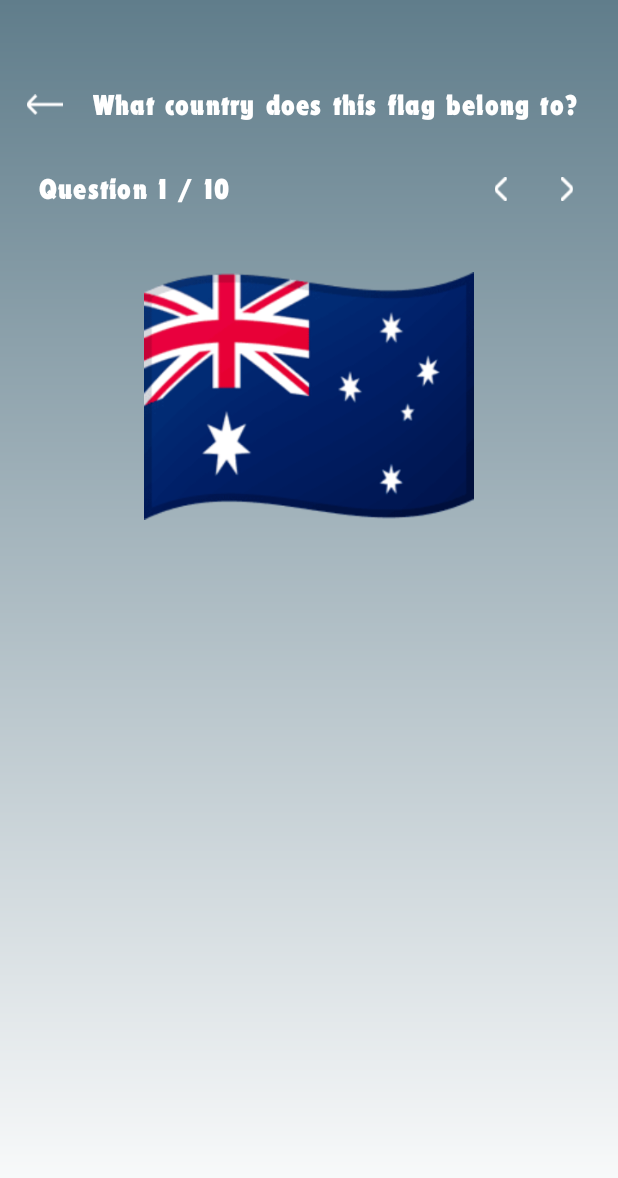
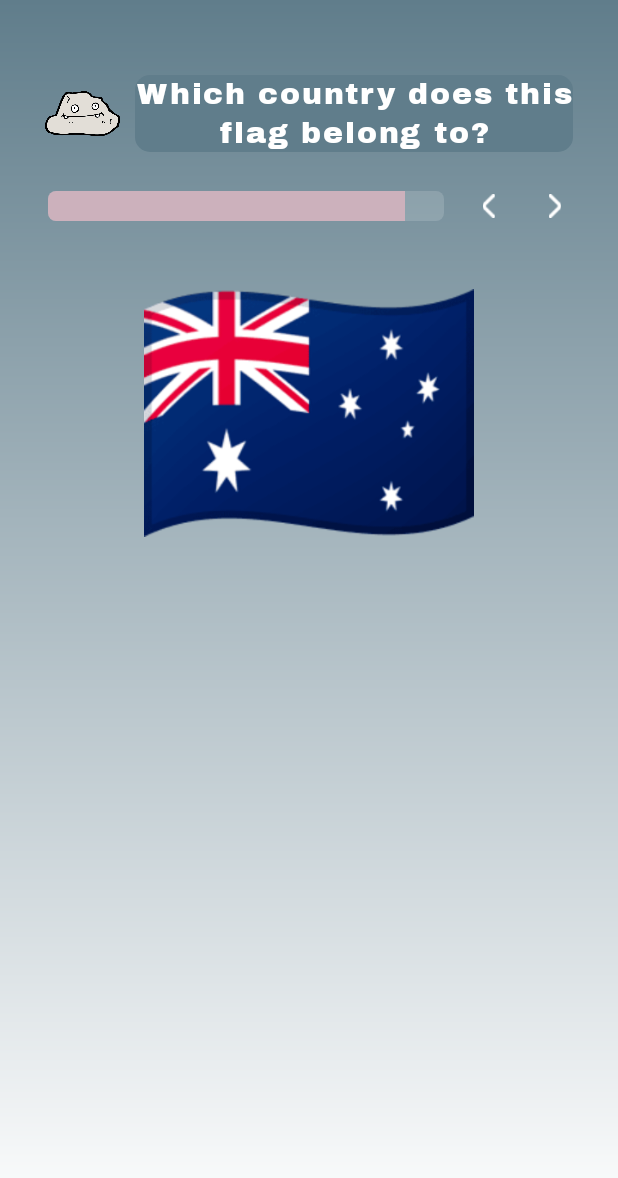
Before and after one commit to eesuhn/GeoDude, an Android app: the QuestionActivity screen opened directly, with no data from a screen before it, on a phone screen of 412 x 824 dp. Shown: the top 1178 px of the screen. Run offline under Robolectric (Android 15) with nearby library versions, the phone set to English and light mode, and no system bars.

Commit message:
Question top bar

```diff
--- a/app/src/main/AndroidManifest.xml
+++ b/app/src/main/AndroidManifest.xml
@@ -13,11 +13,11 @@
 		android:theme="@style/Theme.GeoDude"
 		tools:targetApi="31">
 		<activity
-			android:name=".ui.QuestionActivity"
+			android:name=".activity.QuestionActivity"
 			android:exported="false"
 			android:theme="@style/Theme.GeoDude.NoActionBar"/>
 		<activity
-			android:name=".MainActivity"
+			android:name=".activity.MainActivity"
 			android:exported="true"
 			android:theme="@style/Theme.GeoDude.NoActionBar"
 			android:windowSoftInputMode="adjustResize">
--- a/app/src/main/java/com/example/geodude/MainActivity.kt
+++ b/app/src/main/java/com/example/geodude/activity/MainActivity.kt
@@ -1,4 +1,4 @@
-package com.example.geodude
+package com.example.geodude.activity
 
 import android.content.Intent
 import android.os.Bundle
@@ -9,7 +9,7 @@ import androidx.activity.enableEdgeToEdge
 import androidx.appcompat.app.AppCompatActivity
 import androidx.core.view.ViewCompat
 import androidx.core.view.WindowInsetsCompat
-import com.example.geodude.ui.QuestionActivity
+import com.example.geodude.R
 
 class MainActivity : AppCompatActivity() {
 	override fun onCreate(savedInstanceState: Bundle?) {
--- a/app/src/main/java/com/example/geodude/ui/QuestionActivity.kt
+++ b/app/src/main/java/com/example/geodude/activity/QuestionActivity.kt
@@ -1,4 +1,4 @@
-package com.example.geodude.ui
+package com.example.geodude.activity
 
 import android.os.Bundle
 import androidx.activity.enableEdgeToEdge
@@ -6,7 +6,7 @@ import androidx.appcompat.app.AppCompatActivity
 import androidx.core.view.ViewCompat
 import androidx.core.view.WindowInsetsCompat
 import com.example.geodude.R
-import com.example.geodude.utils.Constants
+import com.example.geodude.util.Constant
 
 class QuestionActivity : AppCompatActivity() {
 	override fun onCreate(savedInstanceState: Bundle?) {
@@ -14,7 +14,7 @@ class QuestionActivity : AppCompatActivity() {
 		enableEdgeToEdge()
 		setContentView(R.layout.activity_question)
 
-		val questionList = Constants.getQuestionList()
+		val questionList = Constant.getQuestionList()
 
 		ViewCompat.setOnApplyWindowInsetsListener(findViewById(R.id.main)) { v, insets ->
 			val systemBars = insets.getInsets(WindowInsetsCompat.Type.systemBars())
--- a/app/src/main/java/com/example/geodude/model/Question.kt
+++ b/app/src/main/java/com/example/geodude/model/QuestionModel.kt
@@ -1,6 +1,6 @@
 package com.example.geodude.model
 
-data class Question(
+data class QuestionModel(
 	val id: Int,
 	val image: Int,
 	val options: List<String>,
--- a/app/src/main/java/com/example/geodude/utils/Constants.kt
+++ b/app/src/main/java/com/example/geodude/util/Constant.kt
@@ -1,9 +1,9 @@
-package com.example.geodude.utils
+package com.example.geodude.util
 
 import com.example.geodude.R
-import com.example.geodude.model.Question
+import com.example.geodude.model.QuestionModel
 
-object Constants {
+object Constant {
 	private val flagData = listOf(
 		Pair(R.drawable.ae, "United Arab Emirates"),
 		Pair(R.drawable.af, "Afghanistan"),
@@ -75,8 +75,8 @@ object Constants {
 	/**
 	 * Get a list of 10 random questions, with random options and answers
 	 */
-	fun getQuestionList(): List<Question> {
-		val questions = mutableListOf<Question>()
+	fun getQuestionList(): List<QuestionModel> {
+		val questionList = mutableListOf<QuestionModel>()
 		val flagDataCopy = flagData.toMutableList()
 
 		for (i in 1..10) {
@@ -96,7 +96,7 @@ object Constants {
 			options.shuffle()
 
 			val correctAnswerIndex = options.indexOf(country)
-			questions.add(Question(
+			questionList.add(QuestionModel(
 				id = i,
 				image = flag,
 				options = options,
@@ -106,6 +106,6 @@ object Constants {
 			// Remove used flag data to avoid repetition
 			flagDataCopy.removeAt(randomIndex)
 		}
-		return questions
+		return questionList
 	}
 }
--- /dev/null
+++ b/app/src/main/res/drawable/bg_box.xml
@@ -0,0 +1,5 @@
+<?xml version="1.0" encoding="utf-8"?>
+<shape android:shape="rectangle" xmlns:android="http://schemas.android.com/apk/res/android">
+	<solid android:color="@color/primary"/>
+	<corners android:radius="10dp"/>
+</shape>
--- /dev/null
+++ b/app/src/main/res/drawable/ft_progress_bar.xml
@@ -0,0 +1,17 @@
+<?xml version="1.0" encoding="utf-8"?>
+<layer-list xmlns:android="http://schemas.android.com/apk/res/android">
+	<item android:id="@android:id/background">
+		<shape>
+			<corners android:radius="5dp" />
+			<solid android:color="@color/dark_gray" /> <!-- Background color -->
+		</shape>
+	</item>
+	<item android:id="@android:id/progress">
+		<clip>
+			<shape>
+				<corners android:radius="5dp" />
+				<solid android:color="@color/secondary" /> <!-- Progress color -->
+			</shape>
+		</clip>
+	</item>
+</layer-list>
--- a/app/src/main/res/layout/activity_main.xml
+++ b/app/src/main/res/layout/activity_main.xml
@@ -5,7 +5,7 @@
 	android:id="@+id/main"
 	android:layout_width="match_parent"
 	android:layout_height="match_parent"
-	tools:context=".MainActivity"
+	tools:context=".activity.MainActivity"
 	android:orientation="vertical"
 	android:background="@drawable/bg_main"
 	android:gravity="center">
--- a/app/src/main/res/layout/activity_question.xml
+++ b/app/src/main/res/layout/activity_question.xml
@@ -1,72 +1,81 @@
 <?xml version="1.0" encoding="utf-8"?>
-<androidx.constraintlayout.widget.ConstraintLayout xmlns:android="http://schemas.android.com/apk/res/android"
+<androidx.appcompat.widget.LinearLayoutCompat xmlns:android="http://schemas.android.com/apk/res/android"
 	xmlns:app="http://schemas.android.com/apk/res-auto"
 	xmlns:tools="http://schemas.android.com/tools"
 	android:id="@+id/main"
 	android:layout_width="match_parent"
 	android:layout_height="match_parent"
-	tools:context=".ui.QuestionActivity"
-	android:background="@drawable/bg_question">
-
-	<ScrollView
-		android:layout_width="match_parent"
-		android:layout_height="match_parent">
+	tools:context=".activity.QuestionActivity"
+	android:background="@drawable/bg_question"
+	android:orientation="vertical">
 
 	<LinearLayout
 		android:layout_width="match_parent"
 		android:layout_height="wrap_content"
-			android:orientation="vertical">
-
-			<LinearLayout
-				android:layout_width="match_parent"
-				android:layout_height="match_parent"
+		android:layout_marginTop="50dp"
 		android:orientation="horizontal"
-				android:layout_marginStart="10dp"
-				android:layout_marginEnd="10dp"
-				android:layout_marginTop="50dp"
+		android:gravity="center_horizontal"
+		android:paddingStart="14dp"
+		android:paddingEnd="14dp"
 		tools:ignore="UseCompoundDrawables">
 
 		<ImageView
-					android:id="@+id/backBtn"
-					android:layout_width="40dp"
-					android:layout_height="40dp"
-					android:padding="8dp"
-					android:src="@drawable/ic_back"
-					android:contentDescription="@string/back_btn" />
+			android:src="@drawable/ic_logo"
+			android:layout_width="50dp"
+			android:layout_height="50dp"
+			android:layout_gravity="center_vertical"
+			android:layout_marginStart="16dp"
+			android:layout_marginEnd="0dp"
+			android:contentDescription="@string/app_name" />
 
 		<TextView
-					android:layout_width="wrap_content"
+			android:layout_width="match_parent"
 			android:layout_height="wrap_content"
 			android:text="@string/question_txt"
 			android:textColor="@color/on_primary"
-					android:fontFamily="@font/dynamo_condensed"
-					android:letterSpacing="0.04"
+			android:fontFamily="@font/archivo_black"
+			android:letterSpacing="0.06"
+			android:lineHeight="26sp"
 			android:textSize="20sp"
+			android:layout_marginStart="10dp"
+			android:layout_marginEnd="16dp"
 			android:layout_gravity="center_vertical"
-					android:layout_marginStart="12dp" />
+			android:gravity="center"
+			android:textDirection="inherit"
+			android:background="@drawable/bg_box"
+			tools:targetApi="p" />
 
 	</LinearLayout>
 
 	<LinearLayout
 		android:layout_width="match_parent"
-				android:layout_height="match_parent"
+		android:layout_height="wrap_content"
 		android:orientation="horizontal"
 		android:layout_marginTop="16dp"
-				android:paddingStart="10dp"
-				android:paddingEnd="10dp">
+		android:paddingStart="32dp"
+		android:paddingEnd="22dp">
 
-				<TextView
+		<androidx.appcompat.widget.LinearLayoutCompat
 			android:layout_width="0dp"
-					android:layout_height="wrap_content"
+			android:layout_height="match_parent"
 			android:layout_weight="1"
-					android:text="Question 1 / 10"
-					android:textSize="20sp"
-					android:fontFamily="@font/dynamo_condensed"
-					android:textColor="@color/on_primary"
-					android:layout_gravity="center_vertical"
-					android:layout_marginStart="16dp"
-					android:layout_marginEnd="0dp"
-					android:letterSpacing="0.04" />
+			android:weightSum="10"
+			android:orientation="horizontal"
+			android:paddingTop="10dp"
+			android:paddingBottom="10dp"
+			android:layout_marginStart="0dp"
+			android:layout_marginEnd="10dp">
+
+			<ProgressBar
+				android:layout_width="0dp"
+				android:layout_height="match_parent"
+				android:layout_weight="10"
+				android:progress="90"
+				android:indeterminate="false"
+				android:progressDrawable="@drawable/ft_progress_bar"
+				style="?android:attr/progressBarStyleHorizontal" />
+
+		</androidx.appcompat.widget.LinearLayoutCompat>
 
 		<ImageView
 			android:id="@+id/prevBtn"
@@ -84,7 +93,7 @@
 			android:src="@drawable/ic_right_arrow"
 			android:contentDescription="@string/right_arrow"
 			android:layout_marginStart="4dp"
-					android:layout_marginEnd="4dp" />
+			android:layout_marginEnd="0dp" />
 
 	</LinearLayout>
 
@@ -103,10 +112,6 @@
 		android:layout_height="match_parent"
 		android:layout_marginTop="30dp"
 		android:layout_marginStart="10dp"
-				android:layout_marginEnd="10dp"/>
+		android:layout_marginEnd="10dp" />
 
-		</LinearLayout>
-
-	</ScrollView>
-
-</androidx.constraintlayout.widget.ConstraintLayout>
+</androidx.appcompat.widget.LinearLayoutCompat>
--- a/app/src/main/res/values-night/themes.xml
+++ b/app/src/main/res/values-night/themes.xml
@@ -23,7 +23,7 @@
 		<item name="android:paddingEnd">16dp</item>
 		<item name="boxStrokeWidth">2dp</item>
 		<item name="boxStrokeWidthFocused">3dp</item>
-		<item name="boxStrokeColor">@color/text_input_edit_text_border</item>
+		<item name="boxStrokeColor">@color/ft_text_input_border</item>
 		<item name="hintTextColor">@color/primary</item>
 	</style>
 
--- a/app/src/main/res/values/strings.xml
+++ b/app/src/main/res/values/strings.xml
@@ -3,7 +3,7 @@
 	<string name="name_input">Enter your name!</string>
 	<string name="start_btn">START</string>
 	<string name="back_btn">Back button</string>
-	<string name="question_txt">What country does this flag belong to?</string>
+	<string name="question_txt">Which country does this flag belong to?</string>
 	<string name="left_arrow">Left arrow</string>
 	<string name="right_arrow">Right arrow</string>
 	<string name="country_flag">Country flag</string>
--- a/app/src/main/res/values/themes.xml
+++ b/app/src/main/res/values/themes.xml
@@ -23,7 +23,7 @@
 		<item name="android:paddingEnd">16dp</item>
 		<item name="boxStrokeWidth">2dp</item>
 		<item name="boxStrokeWidthFocused">3dp</item>
-		<item name="boxStrokeColor">@color/text_input_edit_text_border</item>
+		<item name="boxStrokeColor">@color/ft_text_input_border</item>
 		<item name="hintTextColor">@color/primary</item>
 	</style>
 
```
Also changed, not shown: app/src/main/res/drawable/option_white.xml (deleted, +0 -9 lines), app/src/main/res/layout/viewholder_option.xml (deleted, +0 -19 lines), app/src/main/res/values/colors.xml (+10 -0 lines), app/src/main/res/color/ft_text_input_border.xml (renamed from app/src/main/res/color/text_input_edit_text_border.xml), app/src/main/res/font/archivo_black.ttf (added), 2 other files. Lines whose indentation alone changed are shown as unchanged.
